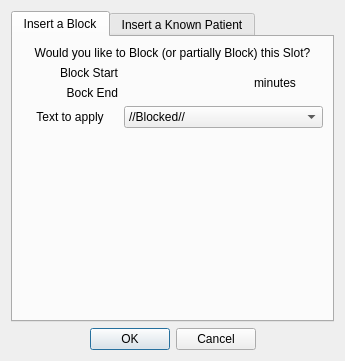
Before: the Qt Designer form src/openmolar/qt-designer/blockSlot.ui in rowinggolfer/openmolar1, drawn with Qt 5.
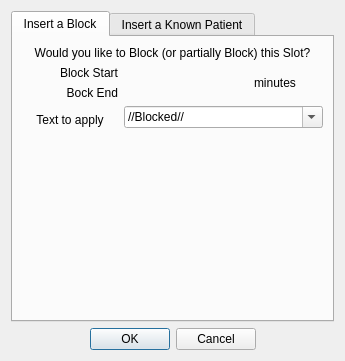
After: the same form once the commit is applied.

Commit message: block slot dialog tidied up.

Patch:
```diff
--- a/src/openmolar/qt-designer/blockSlot.ui
+++ b/src/openmolar/qt-designer/blockSlot.ui
@@ -54,7 +54,7 @@
          </property>
         </widget>
        </item>
-       <item row="3" column="0">
+       <item row="3" column="0" rowspan="2">
         <widget class="QLabel" name="label_2">
          <property name="text">
           <string>Text to apply</string>
@@ -66,6 +66,9 @@
        </item>
        <item row="3" column="1" colspan="2">
         <widget class="QComboBox" name="comboBox">
+         <property name="editable">
+          <bool>true</bool>
+         </property>
          <item>
           <property name="text">
            <string>//Blocked//</string>
@@ -93,7 +96,7 @@
          </item>
         </widget>
        </item>
-       <item row="4" column="0" colspan="2">
+       <item row="5" column="0" colspan="2">
         <spacer name="verticalSpacer">
          <property name="orientation">
           <enum>Qt::Vertical</enum>
```
Left out of the diff: 13 changed lines with no effect on the pictures. The commit also changes 9 other files.
